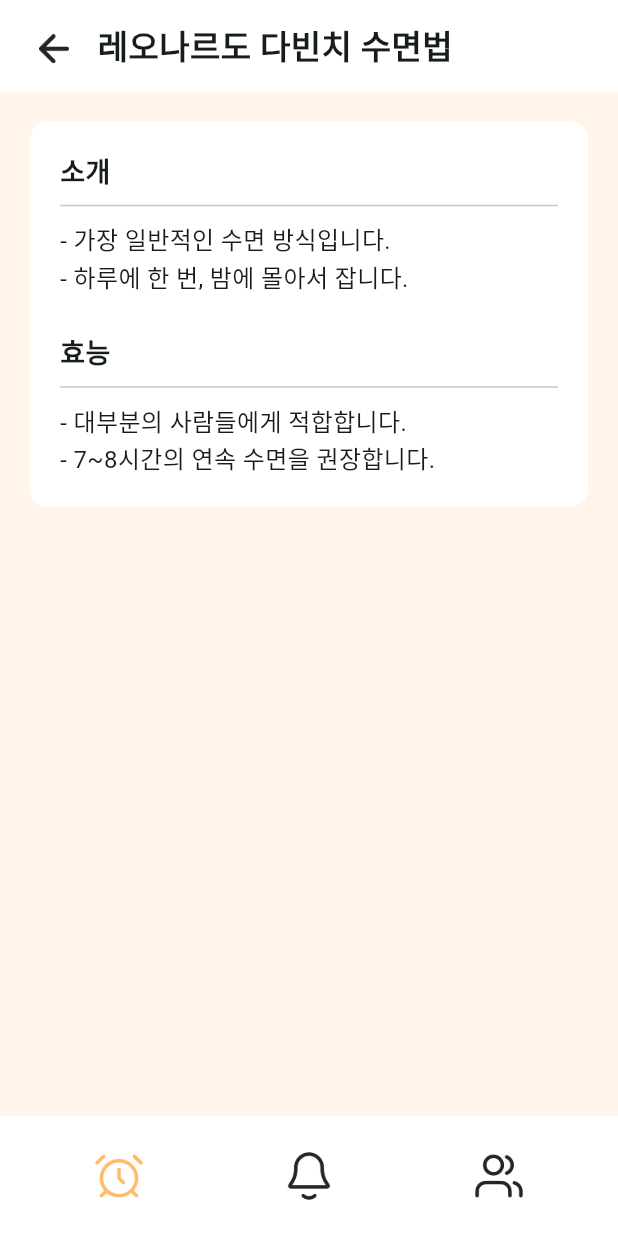
After one commit to joon363/IT_ARENA_GIPO_frontend, a Flutter app: the SleepMethodDavinciScreen screen opened by its route, on a phone screen of 412 x 824 dp. The commit adds this screen. Run offline on Flutter 3.47's test engine with Material 3 defaults, Android fonts, the light colour scheme and no system bars; our stand-ins replace camera.

Commit message:
각 수면법 효능 페이지 추가 및 연결

```diff
--- /dev/null
+++ b/lib/screens/sleep_method_Davinci.dart
@@ -0,0 +1,175 @@
+import 'package:flutter/material.dart';
+
+class SleepMethodDavinciScreen extends StatelessWidget {
+  const SleepMethodDavinciScreen({super.key});
+
+  @override
+  Widget build(BuildContext context) {
+    return Scaffold(
+      // 1. 하단 Navbar (sleep_method_list.dart와 동일)
+      // TODO: 현재 페이지에 맞게 활성화된 아이콘 변경 로직 필요
+      bottomNavigationBar: BottomAppBar(
+        color: Colors.white,
+        child: Container(
+          height: 60.0,
+          child: Row(
+            children: [
+              // 1. 버튼 (왼쪽)
+              Expanded(
+                child: InkWell(
+                  onTap: () {
+                    Navigator.pushNamed(context, '/');
+                  },
+                  child: Container(
+                    height: double.infinity,
+                    alignment: Alignment.center,
+                    child: Image.asset(
+                      'assets/images/alarm-clock_active.png',
+                      width: 35,
+                      height: 35,
+                    ),
+                  ),
+                ),
+              ),
+              // 2. /alarm 버튼 (가운데)
+              Expanded(
+                child: InkWell(
+                  onTap: () {
+                    Navigator.pushNamed(context, '/alarm');
+                  },
+                  child: Container(
+                    height: double.infinity,
+                    alignment: Alignment.center,
+                    child: Image.asset(
+                      'assets/images/bell.png',
+                      width: 35,
+                      height: 35,
+                    ),
+                  ),
+                ),
+              ),
+              // 3. /friend 버튼 (오른쪽)
+              Expanded(
+                child: InkWell(
+                  onTap: () {
+                    // Navigator.pushNamed(context, '/friend');
+                  },
+                  child: Container(
+                    height: double.infinity,
+                    alignment: Alignment.center,
+                    child: Image.asset(
+                      'assets/images/users.png',
+                      width: 35,
+                      height: 35,
+                    ),
+                  ),
+                ),
+              ),
+            ],
+          ),
+        ),
+      ),
+
+      // 2. 본문 (sleep_method_list.dart와 동일한 구조)
+      body: SafeArea(
+        child: Column(
+          children: [
+            // 1. 상단 영역 (흰색, sleep_method_list.dart와 동일 + 제목만 변경)
+            Container(
+              width: double.infinity,
+              color: Colors.white,
+              child: Stack(
+                alignment: Alignment.center,
+                children: [
+                  Align(
+                    alignment: Alignment.centerLeft,
+                    child: Padding(
+                      padding: const EdgeInsets.only(top: 4, left: 12.0),
+                      child: IconButton(
+                        icon: Image.asset(
+                          'assets/images/Vector.png',
+                          width: 20,
+                          height: 20,
+                        ),
+                        onPressed: () {
+                          Navigator.pushNamed(context, '/sleep_method_list');
+                        },
+                      ),
+                    ),
+                  ),
+                  Align(
+                    alignment: Alignment.centerLeft,
+                    child: Padding(
+                    padding: EdgeInsets.only(top: 14.0, bottom: 14.0, left: 65.0, right: 14.0),
+                    child: Text(
+                      '레오나르도 다빈치 수면법', // 이미지에 맞게 텍스트 변경
+                      style: TextStyle(fontSize: 22, fontWeight: FontWeight.bold),
+                    ),
+                  ),
+                  ),
+                ],
+              ),
+            ),
+
+            // 두 컨테이너 사이 간격 (필요시 조절)
+            const SizedBox(height: 0),
+
+            // 2. 중간 영역 (주황색, 스크린샷의 새 내용으로 채우기)
+            Expanded(
+              child: Container(
+                width: double.infinity,
+                color: const Color(0xffFFF5EB), // 동일한 배경색
+                // 내용이 길어질 수 있으므로 SingleChildScrollView 사용
+                child: SingleChildScrollView(
+                  padding: const EdgeInsets.all(20.0), // 전체적인 여백
+                  child: Column(
+                    children: [
+                      // 흰색 설명 카드
+                      Container(
+                        width: double.infinity,
+                        padding: const EdgeInsets.all(20.0),
+                        decoration: BoxDecoration(
+                          color: Colors.white,
+                          borderRadius: BorderRadius.circular(12.0),
+                        ),
+                        child: Column(
+                          crossAxisAlignment: CrossAxisAlignment.start,
+                          children: [
+                            // 설명
+                            Text(
+                              '소개',
+                              style: const TextStyle(
+                                  fontSize: 18, fontWeight: FontWeight.bold),
+                            ),
+                            const Divider(height: 20),
+                            Text(
+                              '- 가장 일반적인 수면 방식입니다.\n- 하루에 한 번, 밤에 몰아서 잡니다.', // 예시 텍스트
+                              style: const TextStyle(fontSize: 16, height: 1.5),
+                            ),
+                            const SizedBox(height: 25),
+
+                            // 특징
+                            Text(
+                              '효능',
+                              style: const TextStyle(
+                                  fontSize: 18, fontWeight: FontWeight.bold),
+                            ),
+                            const Divider(height: 20),
+                            Text(
+                              '- 대부분의 사람들에게 적합합니다.\n- 7~8시간의 연속 수면을 권장합니다.', // 예시 텍스트
+                              style: const TextStyle(fontSize: 16, height: 1.5),
+                            ),
+                          ],
+                        ),
+                      ),
+                    ],
+                  ),
+                ),
+              ),
+            ),
+          ],
+        ),
+      ),
+    );
+  }
+}
```
Also changed, not shown: lib/main.dart (+8 -0 lines), lib/screens/sleep_method_Dwayne.dart (added, +175 -0 lines), lib/screens/sleep_method_Ronaldo.dart (added, +175 -0 lines), lib/screens/sleep_method_list.dart (+9 -2 lines), lib/screens/sleep_method_normal.dart (added, +175 -0 lines).
